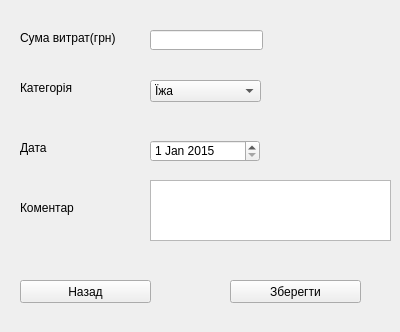
Old version of the form ui/user_new_cost.ui in the repository TarasRudnyk/MoneySaver.
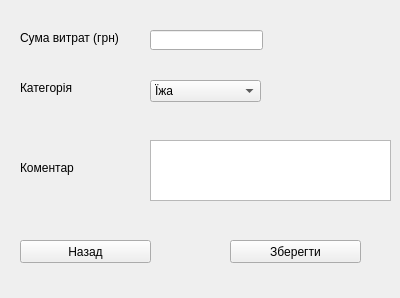
New version of the form. Icons and pictures are not drawn.

Commit message: changed adding new cost window.

What changed in the file:
```diff
--- a/ui/user_new_cost.ui
+++ b/ui/user_new_cost.ui
@@ -7,7 +7,7 @@
     <x>0</x>
     <y>0</y>
     <width>400</width>
-    <height>332</height>
+    <height>298</height>
    </rect>
   </property>
   <property name="windowTitle">
@@ -27,7 +27,7 @@
     </rect>
    </property>
    <property name="text">
-    <string>Сума витрат(грн)</string>
+    <string>Сума витрат (грн)</string>
    </property>
   </widget>
   <widget class="QLabel" name="category_label">
@@ -43,24 +43,11 @@
     <string>Категорія</string>
    </property>
   </widget>
-  <widget class="QLabel" name="date_label">
-   <property name="geometry">
-    <rect>
-     <x>20</x>
-     <y>140</y>
-     <width>71</width>
-     <height>16</height>
-    </rect>
-   </property>
-   <property name="text">
-    <string>Дата</string>
-   </property>
-  </widget>
   <widget class="QLabel" name="comment_label">
    <property name="geometry">
     <rect>
      <x>20</x>
-     <y>200</y>
+     <y>160</y>
      <width>71</width>
      <height>16</height>
     </rect>
@@ -73,7 +60,7 @@
    <property name="geometry">
     <rect>
      <x>230</x>
-     <y>280</y>
+     <y>240</y>
      <width>131</width>
      <height>23</height>
     </rect>
@@ -86,7 +73,7 @@
    <property name="geometry">
     <rect>
      <x>20</x>
-     <y>280</y>
+     <y>240</y>
      <width>131</width>
      <height>23</height>
     </rect>
@@ -155,52 +142,11 @@
     </property>
    </item>
   </widget>
-  <widget class="QDateEdit" name="date_edit">
-   <property name="geometry">
-    <rect>
-     <x>150</x>
-     <y>140</y>
-     <width>110</width>
-     <height>22</height>
-    </rect>
-   </property>
-   <property name="dateTime">
-    <datetime>
-     <hour>0</hour>
-     <minute>0</minute>
-     <second>0</second>
-     <year>2015</year>
-     <month>1</month>
-     <day>1</day>
-    </datetime>
-   </property>
-   <property name="maximumDate">
-    <date>
-     <year>2025</year>
-     <month>12</month>
-     <day>31</day>
-    </date>
-   </property>
-   <property name="minimumDate">
-    <date>
-     <year>2015</year>
-     <month>1</month>
-     <day>1</day>
-    </date>
-   </property>
-   <property name="date">
-    <date>
-     <year>2015</year>
-     <month>1</month>
-     <day>1</day>
-    </date>
-   </property>
-  </widget>
   <widget class="QTextEdit" name="comment_textEdit">
    <property name="geometry">
     <rect>
      <x>150</x>
-     <y>180</y>
+     <y>140</y>
      <width>241</width>
      <height>61</height>
     </rect>
```
The commit also changes 1 other file.
